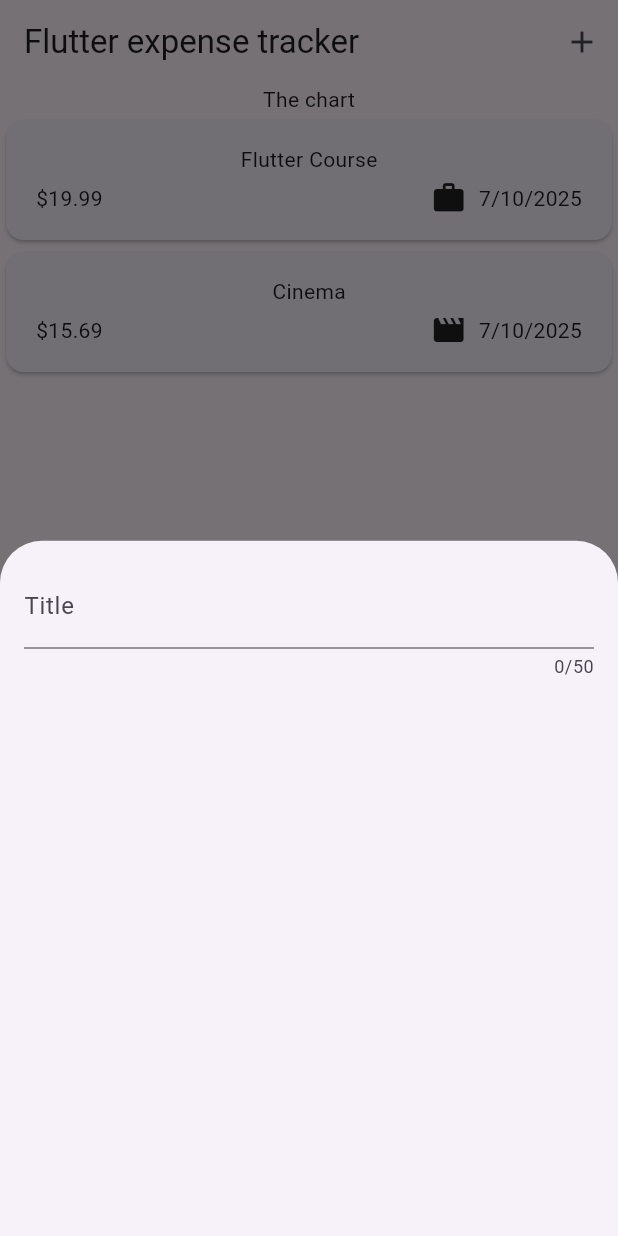
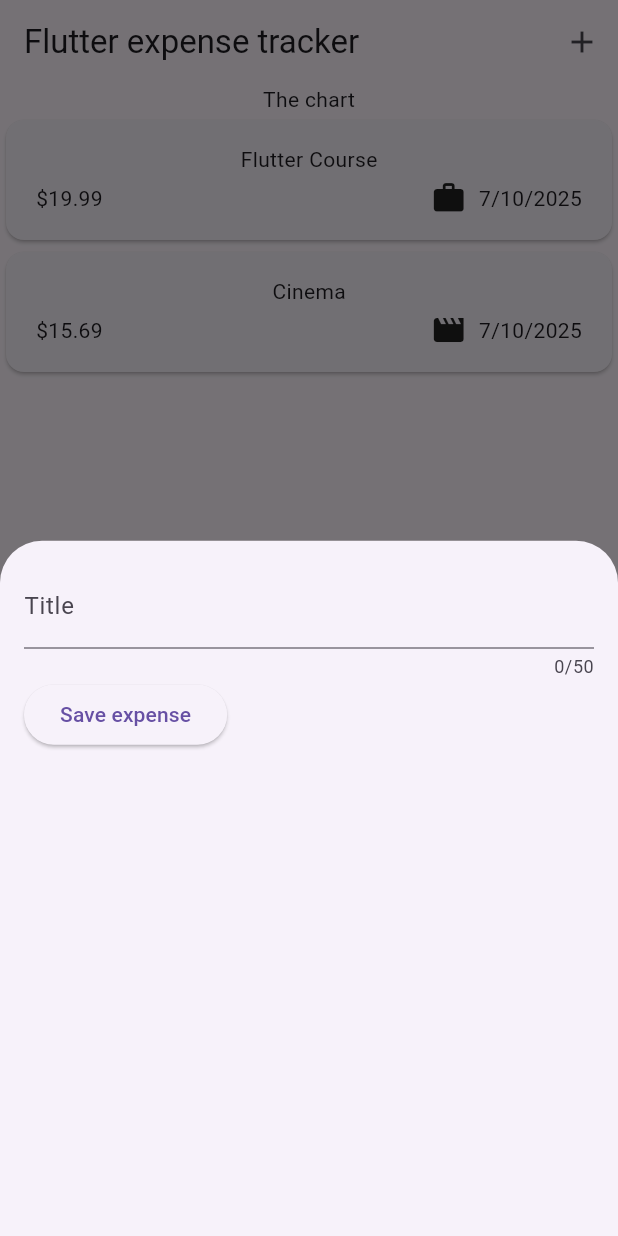
Before and after one commit to sweihmuller/Expense-Tracker, a Flutter app: the screen it shows after launch, after a tap on the "add" icon, on a phone screen of 412 x 824 dp. Run offline on Flutter 3.47's test engine with Material 3 defaults, Android fonts, the phone set to English and light mode, and no system bars.

Commit message:
Implement title input handling in NewExpense widget with save functionality

```diff
--- a/lib/widgets/new_expense.dart
+++ b/lib/widgets/new_expense.dart
@@ -9,6 +9,12 @@ class NewExpense extends StatefulWidget {
 }
 
 class _NewExpenseState extends State<NewExpense> {
+  String _enteredTitle = '';
+
+  void _saveTitleInput(String inputValue) {
+    _enteredTitle = inputValue;
+  }
+
   @override
   Widget build(BuildContext context) {
     return Padding(
@@ -16,8 +22,19 @@ class _NewExpenseState extends State<NewExpense> {
       child: Column(
         children: [
           TextField(
+            onChanged: _saveTitleInput,
             maxLength: 50,
             decoration: InputDecoration(label: Text('Title')),
+          ),
+          Row(
+            children: [
+              ElevatedButton(
+                onPressed: () {
+                  print(_enteredTitle);
+                },
+                child: const Text('Save expense'),
+              ),
+            ],
           ),
         ],
       ),
```
